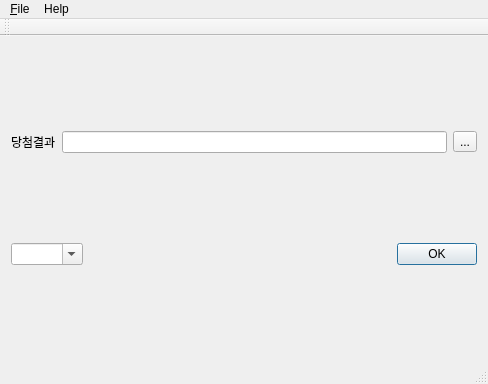
First picture: the form in src/formFiles/MainWindow.ui, repository fsest4u/Taurus, before the edit.
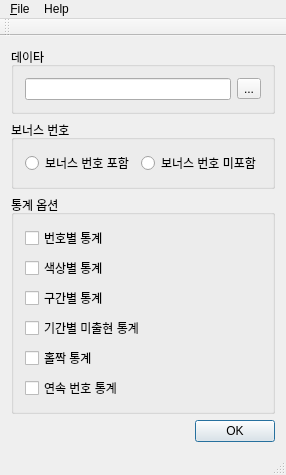
Second picture: the form after the edit.

Commit message: 통계옵션, 보너스번호 UI 추가

Diff of the .ui file:
```diff
--- a/src/formFiles/MainWindow.ui
+++ b/src/formFiles/MainWindow.ui
@@ -6,8 +6,8 @@
    <rect>
     <x>0</x>
     <y>0</y>
-    <width>488</width>
-    <height>384</height>
+    <width>286</width>
+    <height>408</height>
    </rect>
   </property>
   <property name="windowTitle">
@@ -16,16 +16,15 @@
   <widget class="QWidget" name="centralWidget">
    <layout class="QGridLayout" name="gridLayout_2">
     <item row="0" column="0">
-     <layout class="QGridLayout" name="gridLayout">
-      <item row="0" column="0">
-       <widget class="QLabel" name="ResultLabel">
-        <property name="text">
-         <string>당첨결과</string>
-        </property>
-       </widget>
-      </item>
-      <item row="0" column="1">
-       <widget class="QLineEdit" name="ResultFilepath">
+     <widget class="QGroupBox" name="dataBox">
+      <property name="title">
+       <string>데이타</string>
+      </property>
+      <layout class="QGridLayout" name="gridLayout_10">
+       <item row="0" column="0">
+        <layout class="QGridLayout" name="dataLayout">
+         <item row="0" column="0">
+          <widget class="QLineEdit" name="dataFilepath">
         <property name="enabled">
          <bool>true</bool>
         </property>
@@ -34,8 +33,8 @@
         </property>
        </widget>
       </item>
-      <item row="0" column="2">
-       <widget class="QToolButton" name="ResultFileButton">
+         <item row="0" column="1">
+          <widget class="QToolButton" name="dataButton">
         <property name="enabled">
          <bool>true</bool>
         </property>
@@ -46,20 +45,49 @@
       </item>
      </layout>
     </item>
+      </layout>
+     </widget>
+    </item>
     <item row="1" column="0">
-     <layout class="QGridLayout" name="ExpectLayout">
+     <widget class="QGroupBox" name="bonusBox">
+      <property name="title">
+       <string>보너스 번호</string>
+      </property>
+      <layout class="QGridLayout" name="gridLayout">
       <item row="0" column="0">
-       <widget class="QComboBox" name="ExpectComboBox">
-        <property name="editable">
-         <bool>true</bool>
-        </property>
-        <property name="currentIndex">
-         <number>-1</number>
+        <widget class="QRadioButton" name="rbBonusOn">
+         <property name="text">
+          <string>보너스 번호 포함</string>
+         </property>
+        </widget>
+       </item>
+       <item row="0" column="1">
+        <widget class="QRadioButton" name="rbBonusOff">
+         <property name="text">
+          <string>보너스 번호 미포함</string>
         </property>
        </widget>
       </item>
+      </layout>
+     </widget>
+    </item>
+    <item row="2" column="0">
+     <widget class="QGroupBox" name="optionBox">
+      <property name="title">
+       <string>통계 옵션</string>
+      </property>
+      <layout class="QGridLayout" name="gridLayout_11">
+       <item row="0" column="0">
+        <layout class="QGridLayout" name="optionLayoutNumber">
+         <item row="0" column="0">
+          <widget class="QCheckBox" name="cbNumber">
+           <property name="text">
+            <string>번호별 통계</string>
+           </property>
+          </widget>
+         </item>
       <item row="0" column="1">
-       <spacer name="horizontalSpacer">
+          <spacer name="horizontalSpacer_2">
         <property name="orientation">
          <enum>Qt::Horizontal</enum>
         </property>
@@ -71,7 +99,132 @@
         </property>
        </spacer>
       </item>
-      <item row="0" column="2">
+        </layout>
+       </item>
+       <item row="4" column="0">
+        <layout class="QGridLayout" name="optionLayoutSniffling">
+         <item row="0" column="0">
+          <widget class="QCheckBox" name="cbSniffling">
+           <property name="text">
+            <string>홀짝 통계</string>
+           </property>
+          </widget>
+         </item>
+         <item row="0" column="1">
+          <spacer name="horizontalSpacer_9">
+           <property name="orientation">
+            <enum>Qt::Horizontal</enum>
+           </property>
+           <property name="sizeHint" stdset="0">
+            <size>
+             <width>40</width>
+             <height>20</height>
+            </size>
+           </property>
+          </spacer>
+         </item>
+        </layout>
+       </item>
+       <item row="2" column="0">
+        <layout class="QGridLayout" name="optionLayoutSection">
+         <item row="0" column="0">
+          <widget class="QCheckBox" name="cbSection">
+           <property name="text">
+            <string>구간별 통계</string>
+           </property>
+          </widget>
+         </item>
+         <item row="0" column="1">
+          <spacer name="horizontalSpacer_7">
+           <property name="orientation">
+            <enum>Qt::Horizontal</enum>
+           </property>
+           <property name="sizeHint" stdset="0">
+            <size>
+             <width>40</width>
+             <height>20</height>
+            </size>
+           </property>
+          </spacer>
+         </item>
+        </layout>
+       </item>
+       <item row="5" column="0">
+        <layout class="QGridLayout" name="optionLayoutContinue">
+         <item row="0" column="0">
+          <widget class="QCheckBox" name="cbContinue">
+           <property name="text">
+            <string>연속 번호 통계</string>
+           </property>
+          </widget>
+         </item>
+         <item row="0" column="1">
+          <spacer name="horizontalSpacer_6">
+           <property name="orientation">
+            <enum>Qt::Horizontal</enum>
+           </property>
+           <property name="sizeHint" stdset="0">
+            <size>
+             <width>40</width>
+             <height>20</height>
+            </size>
+           </property>
+          </spacer>
+         </item>
+        </layout>
+       </item>
+       <item row="1" column="0">
+        <layout class="QGridLayout" name="optionLayoutColor">
+         <item row="0" column="0">
+          <widget class="QCheckBox" name="cbColor">
+           <property name="text">
+            <string>색상별 통계</string>
+           </property>
+          </widget>
+         </item>
+         <item row="0" column="1">
+          <spacer name="horizontalSpacer_5">
+           <property name="orientation">
+            <enum>Qt::Horizontal</enum>
+           </property>
+           <property name="sizeHint" stdset="0">
+            <size>
+             <width>40</width>
+             <height>20</height>
+            </size>
+           </property>
+          </spacer>
+         </item>
+        </layout>
+       </item>
+       <item row="3" column="0">
+        <layout class="QGridLayout" name="optionLayoutPeriod">
+         <item row="0" column="1">
+          <spacer name="horizontalSpacer_4">
+           <property name="orientation">
+            <enum>Qt::Horizontal</enum>
+           </property>
+           <property name="sizeHint" stdset="0">
+            <size>
+             <width>40</width>
+             <height>20</height>
+            </size>
+           </property>
+          </spacer>
+         </item>
+         <item row="0" column="0">
+          <widget class="QCheckBox" name="cbPeriod">
+           <property name="text">
+            <string>기간별 미출현 통계</string>
+           </property>
+          </widget>
+         </item>
+        </layout>
+       </item>
+      </layout>
+     </widget>
+    </item>
+    <item row="3" column="0">
        <widget class="QDialogButtonBox" name="buttonBox">
         <property name="autoFillBackground">
          <bool>false</bool>
@@ -85,15 +238,13 @@
        </widget>
       </item>
      </layout>
-    </item>
-   </layout>
   </widget>
   <widget class="QMenuBar" name="menuBar">
    <property name="geometry">
     <rect>
      <x>0</x>
      <y>0</y>
-     <width>488</width>
+     <width>286</width>
      <height>21</height>
     </rect>
    </property>
```
Lines whose indentation alone changed are shown as unchanged. The commit also changes 2 other files.
